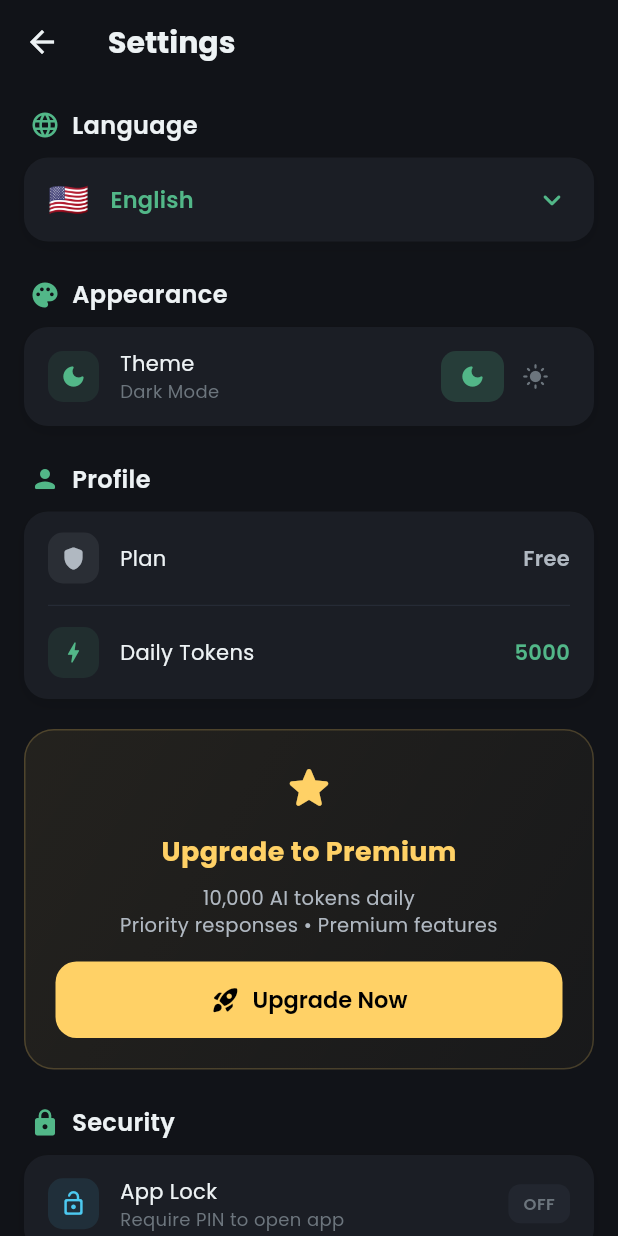
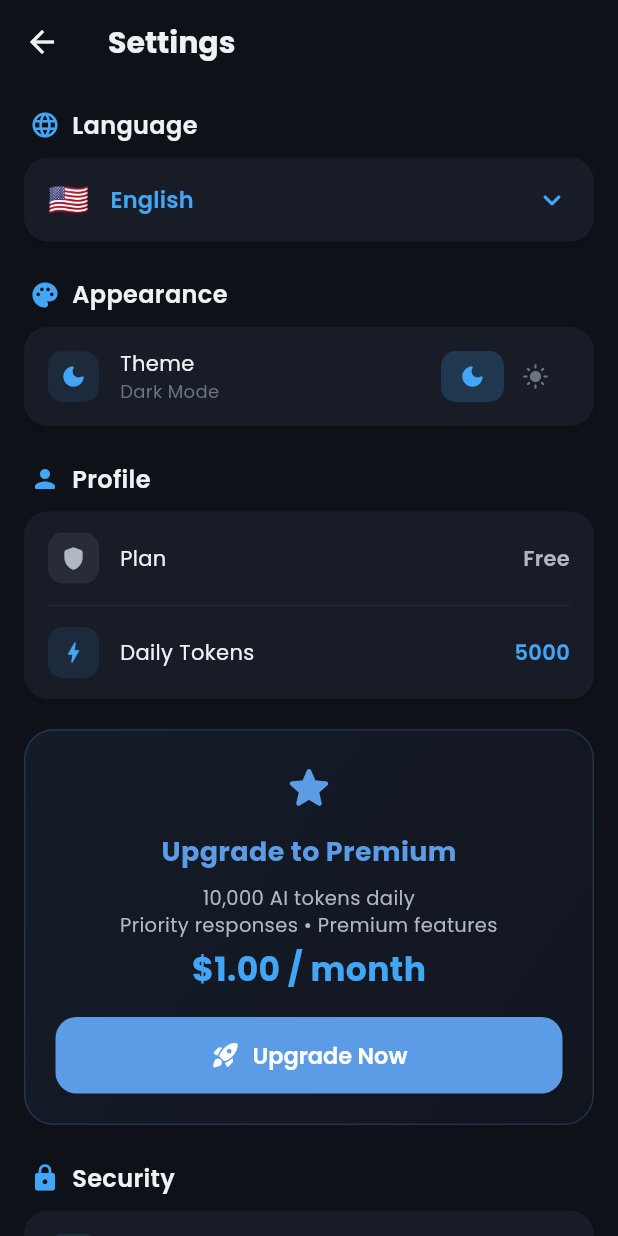
Before and after one commit to 3zonestudio-pixel/yes-sir, a Flutter app: the SettingsScreen screen opened directly, on a phone screen of 412 x 824 dp. Run offline on Flutter 3.47's test engine with Material 3 defaults, Android fonts, the light colour scheme and no system bars; our stand-ins replace fl_chart, flutter_local_notifications, google_fonts, in_app_purchase, shared_preferences, sqflite and 1 more; accounts and stored records are empty.

Commit message:
Blue theme, new logo, real premium payment, AI fix
- Changed entire color palette from green/gold military to modern blue
- Replaced app logo with new custom image
- Added flutter_launcher_icons for proper Android launcher icon
- Added in_app_purchase for real /month premium subscription
- Replaced instant free upgrade with Google Play payment flow
- Created PurchaseService with subscription management
- Fixed AI: improved error handling, graceful offline fallback
- Increased API timeout to 60s, reduced history context
- Added url_launcher dependency

```diff
--- a/lib/main.dart
+++ b/lib/main.dart
@@ -6,6 +6,7 @@ import 'package:flutter_localizations/flutter_localizations.dart';
 import 'package:shared_preferences/shared_preferences.dart';
 import 'theme/military_theme.dart';
 import 'services/token_manager.dart';
+import 'services/purchase_service.dart';
 import 'providers/mission_provider.dart';
 import 'providers/theme_provider.dart';
 import 'l10n/app_localizations.dart';
@@ -31,6 +32,9 @@ void main() async {
   final tokenManager = TokenManager();
   await tokenManager.initialize();
 
+  final purchaseService = PurchaseService(tokenManager: tokenManager);
+  await purchaseService.initialize();
+
   final localeProvider = LocaleProvider();
   await localeProvider.initialize();
 
@@ -43,6 +47,7 @@ void main() async {
 
   runApp(YesSirApp(
     tokenManager: tokenManager,
+    purchaseService: purchaseService,
     localeProvider: localeProvider,
     themeProvider: themeProvider,
     requirePin: hasPin,
@@ -51,6 +56,7 @@ void main() async {
 
 class YesSirApp extends StatelessWidget {
   final TokenManager tokenManager;
+  final PurchaseService purchaseService;
   final LocaleProvider localeProvider;
   final ThemeProvider themeProvider;
   final bool requirePin;
@@ -58,6 +64,7 @@ class YesSirApp extends StatelessWidget {
   const YesSirApp({
     super.key,
     required this.tokenManager,
+    required this.purchaseService,
     required this.localeProvider,
     required this.themeProvider,
     this.requirePin = false,
@@ -68,6 +75,7 @@ class YesSirApp extends StatelessWidget {
     return MultiProvider(
       providers: [
         ChangeNotifierProvider.value(value: tokenManager),
+        ChangeNotifierProvider.value(value: purchaseService),
         ChangeNotifierProvider(create: (_) => MissionProvider()),
         ChangeNotifierProvider.value(value: localeProvider),
         ChangeNotifierProvider.value(value: themeProvider),
--- a/lib/screens/settings_screen.dart
+++ b/lib/screens/settings_screen.dart
@@ -3,6 +3,7 @@ import 'package:provider/provider.dart';
 import 'package:shared_preferences/shared_preferences.dart';
 import '../services/token_manager.dart';
 import '../services/database_helper.dart';
+import '../services/purchase_service.dart';
 import '../theme/military_theme.dart';
 import '../l10n/app_localizations.dart';
 import '../providers/theme_provider.dart';
@@ -636,6 +637,8 @@ class SettingsScreen extends StatelessWidget {
   }
 
   Widget _buildPremiumCard(BuildContext context, TokenManager tokenManager, AppLocalizations l) {
+    final purchaseService = context.watch<PurchaseService>();
+
     return Container(
       padding: const EdgeInsets.all(20),
       decoration: BoxDecoration(
@@ -675,27 +678,52 @@ class SettingsScreen extends StatelessWidget {
             ),
             textAlign: TextAlign.center,
           ),
+          const SizedBox(height: 6),
+          Text(
+            '\$1.00 / month',
+            style: TextStyle(
+              color: MilitaryTheme.accentGreen,
+              fontSize: 22,
+              fontWeight: FontWeight.bold,
+            ),
+          ),
           const SizedBox(height: 16),
           SizedBox(
             width: double.infinity,
             child: ElevatedButton.icon(
-              onPressed: () {
-                // Instant free upgrade — no payment required
-                tokenManager.upgradeToPremium();
+              onPressed: purchaseService.isPurchasing
+                  ? null
+                  : () async {
+                      if (!purchaseService.isAvailable) {
                         ScaffoldMessenger.of(context).showSnackBar(
                           SnackBar(
-                    content: Text(l.get('premiumWelcome')),
-                    backgroundColor: MilitaryTheme.accentGreen,
+                            content: Text('Store not available. Please try again later.'),
+                            backgroundColor: MilitaryTheme.commandRed,
                             behavior: SnackBarBehavior.floating,
                             shape: RoundedRectangleBorder(borderRadius: BorderRadius.circular(12)),
                           ),
                         );
+                        return;
+                      }
+                      final success = await purchaseService.buyPremium();
+                      if (!success && context.mounted) {
+                        ScaffoldMessenger.of(context).showSnackBar(
+                          SnackBar(
+                            content: Text('Purchase could not be started. Please try again.'),
+                            backgroundColor: MilitaryTheme.commandRed,
+                            behavior: SnackBarBehavior.floating,
+                            shape: RoundedRectangleBorder(borderRadius: BorderRadius.circular(12)),
+                          ),
+                        );
+                      }
                     },
-              icon: const Icon(Icons.rocket_launch_rounded, size: 20),
-              label: Text(l.get('upgradeNow')),
+              icon: purchaseService.isPurchasing
+                  ? const SizedBox(width: 20, height: 20, child: CircularProgressIndicator(strokeWidth: 2, color: Colors.white))
+                  : const Icon(Icons.rocket_launch_rounded, size: 20),
+              label: Text(purchaseService.isPurchasing ? 'Processing...' : l.get('upgradeNow')),
               style: ElevatedButton.styleFrom(
                 backgroundColor: MilitaryTheme.goldAccent,
-                foregroundColor: Colors.black,
+                foregroundColor: Colors.white,
                 padding: const EdgeInsets.symmetric(vertical: 14),
                 shape: RoundedRectangleBorder(borderRadius: BorderRadius.circular(14)),
               ),
@@ -707,6 +735,8 @@ class SettingsScreen extends StatelessWidget {
   }
 
   Widget _buildPremiumActiveCard(BuildContext context, TokenManager tokenManager, AppLocalizations l) {
+    final purchaseService = context.watch<PurchaseService>();
+
     return Container(
       padding: const EdgeInsets.all(20),
       decoration: MilitaryTheme.goldenAccentCard,
@@ -735,11 +765,32 @@ class SettingsScreen extends StatelessWidget {
           const SizedBox(height: 12),
           TextButton(
             onPressed: () {
-              tokenManager.downgradeToFree();
+              showDialog(
+                context: context,
+                builder: (ctx) => AlertDialog(
+                  title: Text(l.get('cancelPremium'), style: const TextStyle(fontSize: 18)),
+                  content: Text('Are you sure you want to cancel your premium subscription?'),
+                  actions: [
+                    TextButton(
+                      onPressed: () => Navigator.pop(ctx),
+                      child: Text(l.get('cancel')),
+                    ),
+                    TextButton(
+                      onPressed: () async {
+                        await purchaseService.cancelSubscription();
+                        if (ctx.mounted) Navigator.pop(ctx);
+                        if (context.mounted) {
                           ScaffoldMessenger.of(context).showSnackBar(
                             SnackBar(
                               content: Text(l.get('premiumDowngraded')),
                               backgroundColor: MilitaryTheme.surfaceDark,
+                            ),
+                          );
+                        }
+                      },
+                      child: Text(l.get('cancelPremium'), style: const TextStyle(color: MilitaryTheme.commandRed)),
+                    ),
+                  ],
                 ),
               );
             },
--- a/lib/theme/military_theme.dart
+++ b/lib/theme/military_theme.dart
@@ -2,26 +2,26 @@ import 'package:flutter/material.dart';
 import 'package:google_fonts/google_fonts.dart';
 
 class MilitaryTheme {
-  // ===== COLORS - Warm, comfortable military palette =====
-  static const Color darkBackground = Color(0xFF111318);
-  static const Color cardBackground = Color(0xFF1B1E25);
-  static const Color surfaceDark = Color(0xFF22262F);
-  static const Color surfaceLight = Color(0xFF2D3340);
+  // ===== COLORS - Modern Blue palette =====
+  static const Color darkBackground = Color(0xFF0F1118);
+  static const Color cardBackground = Color(0xFF181C27);
+  static const Color surfaceDark = Color(0xFF1F2535);
+  static const Color surfaceLight = Color(0xFF283045);
 
-  static const Color militaryGreen = Color(0xFF2D6A4F);
-  static const Color accentGreen = Color(0xFF52B788);
-  static const Color brightGreen = Color(0xFF74C69D);
-  static const Color darkGreen = Color(0xFF1B4332);
-  static const Color softGreen = Color(0xFF95D5B2);
+  static const Color militaryGreen = Color(0xFF1565C0);
+  static const Color accentGreen = Color(0xFF42A5F5);
+  static const Color brightGreen = Color(0xFF64B5F6);
+  static const Color darkGreen = Color(0xFF0D47A1);
+  static const Color softGreen = Color(0xFF90CAF9);
 
-  static const Color goldAccent = Color(0xFFFFD166);
-  static const Color goldLight = Color(0xFFFFE08A);
-  static const Color goldDark = Color(0xFFE6B800);
+  static const Color goldAccent = Color(0xFF5C9CE6);
+  static const Color goldLight = Color(0xFF82B1FF);
+  static const Color goldDark = Color(0xFF1976D2);
 
   static const Color commandRed = Color(0xFFEF476F);
   static const Color warningOrange = Color(0xFFFF9F1C);
   static const Color infoBlue = Color(0xFF4CC9F0);
-  static const Color softPurple = Color(0xFFB5838D);
+  static const Color softPurple = Color(0xFF7E57C2);
 
   static const Color textPrimary = Color(0xFFEDF2F4);
   static const Color textSecondary = Color(0xFFB0B8C1);
@@ -30,13 +30,13 @@ class MilitaryTheme {
   // Priority Colors
   static const Color priorityCritical = Color(0xFFEF476F);
   static const Color priorityHigh = Color(0xFFFF9F1C);
-  static const Color priorityMedium = Color(0xFF4CC9F0);
-  static const Color priorityLow = Color(0xFF74C69D);
+  static const Color priorityMedium = Color(0xFF42A5F5);
+  static const Color priorityLow = Color(0xFF66BB6A);
 
   // Status Colors
   static const Color statusPending = Color(0xFF8D99AE);
-  static const Color statusInProgress = Color(0xFFFFB703);
-  static const Color statusCompleted = Color(0xFF52B788);
+  static const Color statusInProgress = Color(0xFF42A5F5);
+  static const Color statusCompleted = Color(0xFF66BB6A);
   static const Color statusFailed = Color(0xFFEF476F);
 
   // ===== THEME DATA =====
@@ -50,8 +50,8 @@ class MilitaryTheme {
         secondary: goldAccent,
         surface: cardBackground,
         error: commandRed,
-        onPrimary: Colors.black,
-        onSecondary: Colors.black,
+        onPrimary: Colors.white,
+        onSecondary: Colors.white,
         onSurface: textPrimary,
         onError: Colors.white,
       ),
@@ -59,7 +59,7 @@ class MilitaryTheme {
         const TextTheme(
           displayLarge: TextStyle(fontSize: 32, fontWeight: FontWeight.bold, color: textPrimary, letterSpacing: 1),
           displayMedium: TextStyle(fontSize: 24, fontWeight: FontWeight.bold, color: textPrimary),
-          headlineLarge: TextStyle(fontSize: 22, fontWeight: FontWeight.w700, color: goldAccent, letterSpacing: 1),
+          headlineLarge: TextStyle(fontSize: 22, fontWeight: FontWeight.w700, color: accentGreen, letterSpacing: 1),
           headlineMedium: TextStyle(fontSize: 18, fontWeight: FontWeight.w600, color: textPrimary),
           titleLarge: TextStyle(fontSize: 18, fontWeight: FontWeight.w600, color: textPrimary),
           titleMedium: TextStyle(fontSize: 16, fontWeight: FontWeight.w500, color: textPrimary),
@@ -78,7 +78,7 @@ class MilitaryTheme {
       ),
       bottomNavigationBarTheme: const BottomNavigationBarThemeData(
         backgroundColor: cardBackground,
-        selectedItemColor: goldAccent,
+        selectedItemColor: accentGreen,
         unselectedItemColor: textMuted,
         type: BottomNavigationBarType.fixed,
         elevation: 0,
@@ -202,10 +202,10 @@ class MilitaryTheme {
   }
 
   // ===== LIGHT THEME =====
-  static const Color lightBackground = Color(0xFFF5F7FA);
+  static const Color lightBackground = Color(0xFFF0F4FA);
   static const Color lightCard = Color(0xFFFFFFFF);
-  static const Color lightSurface = Color(0xFFEEF1F6);
-  static const Color lightSurfaceAlt = Color(0xFFE3E8EF);
+  static const Color lightSurface = Color(0xFFE8EDF5);
+  static const Color lightSurfaceAlt = Color(0xFFD6E0F0);
   static const Color lightTextPrimary = Color(0xFF1A1D26);
   static const Color lightTextSecondary = Color(0xFF4A5568);
   static const Color lightTextMuted = Color(0xFF9CA3AF);
```
Also changed, not shown: lib/services/ai_service.dart (+25 -8 lines), lib/services/purchase_service.dart (added, +164 -0 lines), lib/services/token_manager.dart (+8 -0 lines), pubspec.yaml (+10 -0 lines), assets/images/app_logo.png, 1 other file. Lines whose indentation alone changed are shown as unchanged.
